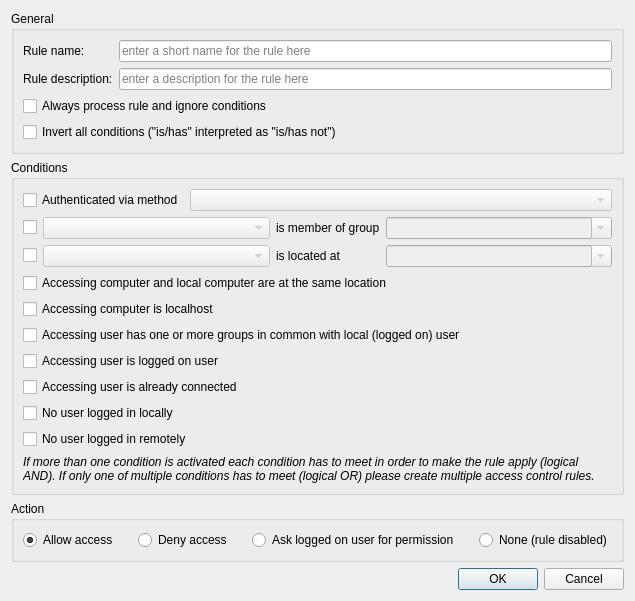
This is configurator/src/AccessControlRuleEditDialog.ui in veyon/veyon as Qt 5 draws it before an edit. The edited form follows.
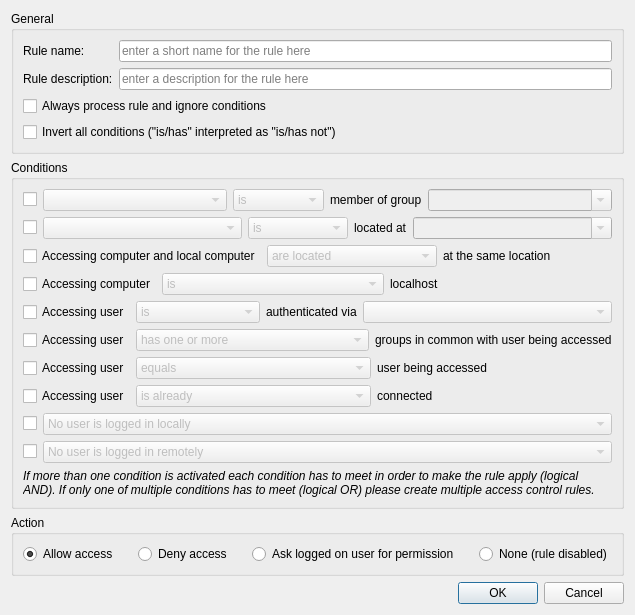
This is the edited form.

Commit message:
AccessControl: add support for inverting individual conditions
Also refactor parts of the AccessControlRuleEditDialog and improve the
AccessControlRule::Condition member names.

Patch:
```diff
--- a/configurator/src/AccessControlRuleEditDialog.ui
+++ b/configurator/src/AccessControlRuleEditDialog.ui
@@ -62,118 +62,401 @@
      <property name="title">
       <string>Conditions</string>
      </property>
-     <layout class="QGridLayout" name="gridLayout" columnstretch="0,1,0,1">
-      <item row="2" column="0">
-       <widget class="QCheckBox" name="isAtLocationCheckBox">
-        <property name="text">
-         <string/>
-        </property>
-       </widget>
+     <layout class="QVBoxLayout" name="verticalLayout_2">
+      <item>
+       <layout class="QHBoxLayout" name="horizontalLayout_10" stretch="0,2,1,0,2">
+        <item>
+         <widget class="QCheckBox" name="isMemberOfGroup">
+          <property name="text">
+           <string/>
+          </property>
+         </widget>
+        </item>
+        <item>
+         <widget class="QComboBox" name="isMemberOfGroupSubject">
+          <property name="enabled">
+           <bool>false</bool>
+          </property>
+          <property name="sizeAdjustPolicy">
+           <enum>QComboBox::AdjustToContents</enum>
+          </property>
+         </widget>
+        </item>
+        <item>
+         <widget class="QComboBox" name="invertIsMemberOfGroup">
+          <property name="enabled">
+           <bool>false</bool>
+          </property>
+          <item>
+           <property name="text">
+            <string>is</string>
+           </property>
+          </item>
+          <item>
+           <property name="text">
+            <string>is not</string>
+           </property>
+          </item>
+         </widget>
+        </item>
+        <item>
+         <widget class="QLabel" name="label_2">
+          <property name="text">
+           <string>member of group</string>
+          </property>
+         </widget>
+        </item>
+        <item>
+         <widget class="QComboBox" name="groups">
+          <property name="enabled">
+           <bool>false</bool>
+          </property>
+          <property name="editable">
+           <bool>true</bool>
+          </property>
+          <property name="sizeAdjustPolicy">
+           <enum>QComboBox::AdjustToContents</enum>
+          </property>
+         </widget>
+        </item>
+       </layout>
       </item>
-      <item row="4" column="0" colspan="4">
-       <widget class="QCheckBox" name="isLocalHostAccessCheckBox">
-        <property name="text">
-         <string>Accessing computer is localhost</string>
-        </property>
-       </widget>
+      <item>
+       <layout class="QHBoxLayout" name="horizontalLayout_11" stretch="0,2,1,0,2">
+        <item>
+         <widget class="QCheckBox" name="isAtLocation">
+          <property name="text">
+           <string/>
+          </property>
+         </widget>
+        </item>
+        <item>
+         <widget class="QComboBox" name="isAtLocationSubject">
+          <property name="enabled">
+           <bool>false</bool>
+          </property>
+          <property name="sizeAdjustPolicy">
+           <enum>QComboBox::AdjustToContents</enum>
+          </property>
+         </widget>
+        </item>
+        <item>
+         <widget class="QComboBox" name="invertIsAtLocation">
+          <property name="enabled">
+           <bool>false</bool>
+          </property>
+          <item>
+           <property name="text">
+            <string>is</string>
+           </property>
+          </item>
+          <item>
+           <property name="text">
+            <string>is not</string>
+           </property>
+          </item>
+         </widget>
+        </item>
+        <item>
+         <widget class="QLabel" name="label_6">
+          <property name="text">
+           <string>located at</string>
+          </property>
+         </widget>
+        </item>
+        <item>
+         <widget class="QComboBox" name="locations">
+          <property name="enabled">
+           <bool>false</bool>
+          </property>
+          <property name="editable">
+           <bool>true</bool>
+          </property>
+          <property name="sizeAdjustPolicy">
+           <enum>QComboBox::AdjustToContents</enum>
+          </property>
+         </widget>
+        </item>
+       </layout>
       </item>
-      <item row="7" column="0" colspan="4">
-       <widget class="QCheckBox" name="isSameUserAccessCheckBox">
-        <property name="text">
-         <string>Accessing user is already connected</string>
-        </property>
-       </widget>
+      <item>
+       <layout class="QHBoxLayout" name="horizontalLayout_3" stretch="0,1,1">
+        <item>
+         <widget class="QCheckBox" name="hasCommonLocations">
+          <property name="sizePolicy">
+           <sizepolicy hsizetype="Preferred" vsizetype="Fixed">
+            <horstretch>0</horstretch>
+            <verstretch>0</verstretch>
+           </sizepolicy>
+          </property>
+          <property name="text">
+           <string>Accessing computer and local computer</string>
+          </property>
+         </widget>
+        </item>
+        <item>
+         <widget class="QComboBox" name="invertHasCommonLocations">
+          <property name="enabled">
+           <bool>false</bool>
+          </property>
+          <item>
+           <property name="text">
+            <string>are located</string>
+           </property>
+          </item>
+          <item>
+           <property name="text">
+            <string>are not located</string>
+           </property>
+          </item>
+         </widget>
+        </item>
+        <item>
+         <widget class="QLabel" name="label_5">
+          <property name="text">
+           <string>at the same location</string>
+          </property>
+         </widget>
+        </item>
+       </layout>
       </item>
-      <item row="1" column="3">
-       <widget class="QComboBox" name="groupsComboBox">
-        <property name="enabled">
-         <bool>false</bool>
-        </property>
-        <property name="editable">
-         <bool>true</bool>
-        </property>
-        <property name="sizeAdjustPolicy">
-         <enum>QComboBox::AdjustToContents</enum>
-        </property>
-       </widget>
+      <item>
+       <layout class="QHBoxLayout" name="horizontalLayout_4" stretch="0,1,1">
+        <item>
+         <widget class="QCheckBox" name="isLocalHostAccess">
+          <property name="text">
+           <string>Accessing computer</string>
+          </property>
+         </widget>
+        </item>
+        <item>
+         <widget class="QComboBox" name="invertIsLocalHostAccess">
+          <property name="enabled">
+           <bool>false</bool>
+          </property>
+          <item>
+           <property name="text">
+            <string>is</string>
+           </property>
+          </item>
+          <item>
+           <property name="text">
+            <string>is not</string>
+           </property>
+          </item>
+         </widget>
+        </item>
+        <item>
+         <widget class="QLabel" name="label_7">
+          <property name="text">
+           <string>localhost</string>
+          </property>
+         </widget>
+        </item>
+       </layout>
       </item>
-      <item row="2" column="1">
-       <widget class="QComboBox" name="isAtLocationSubjectComboBox">
-        <property name="enabled">
-         <bool>false</bool>
-        </property>
-        <property name="sizeAdjustPolicy">
-         <enum>QComboBox::AdjustToContents</enum>
-        </property>
-       </widget>
+      <item>
+       <layout class="QHBoxLayout" name="horizontalLayout" stretch="0,1,0,2">
+        <item>
+         <widget class="QCheckBox" name="isAuthenticatedViaMethod">
+          <property name="text">
+           <string>Accessing user</string>
+          </property>
+         </widget>
+        </item>
+        <item>
+         <widget class="QComboBox" name="invertIsAuthenticatedViaMethod">
+          <property name="enabled">
+           <bool>false</bool>
+          </property>
+          <item>
+           <property name="text">
+            <string>is</string>
+           </property>
+          </item>
+          <item>
+           <property name="text">
+            <string>is not</string>
+           </property>
+          </item>
+         </widget>
+        </item>
+        <item>
+         <widget class="QLabel" name="label_11">
+          <property name="text">
+           <string>authenticated via</string>
+          </property>
+         </widget>
+        </item>
+        <item>
+         <widget class="QComboBox" name="authenticationMethods">
+          <property name="enabled">
+           <bool>false</bool>
+          </property>
+         </widget>
+        </item>
+       </layout>
       </item>
-      <item row="2" column="2">
-       <widget class="QLabel" name="label_6">
-        <property name="text">
-         <string>is located at</string>
-        </property>
-       </widget>
+      <item>
+       <layout class="QHBoxLayout" name="horizontalLayout_5" stretch="0,1,1">
+        <item>
+         <widget class="QCheckBox" name="hasCommonGroups">
+          <property name="text">
+           <string>Accessing user</string>
+          </property>
+         </widget>
+        </item>
+        <item>
+         <widget class="QComboBox" name="invertHasCommonGroups">
+          <property name="enabled">
+           <bool>false</bool>
+          </property>
+          <item>
+           <property name="text">
+            <string>has one or more</string>
+           </property>
+          </item>
+          <item>
+           <property name="text">
+            <string>has no</string>
+           </property>
+          </item>
+         </widget>
+        </item>
+        <item>
+         <widget class="QLabel" name="label_8">
+          <property name="text">
+           <string>groups in common with user being accessed</string>
+          </property>
+         </widget>
+        </item>
+       </layout>
       </item>
-      <item row="1" column="2">
-       <widget class="QLabel" name="label_2">
-        <property name="text">
-         <string>is member of group</string>
-        </property>
-       </widget>
+      <item>
+       <layout class="QHBoxLayout" name="horizontalLayout_6" stretch="0,1,1">
+        <item>
+         <widget class="QCheckBox" name="isSameUserAccess">
+          <property name="text">
+           <string>Accessing user</string>
+          </property>
+         </widget>
+        </item>
+        <item>
+         <widget class="QComboBox" name="invertIsSameUserAccess">
+          <property name="enabled">
+           <bool>false</bool>
+          </property>
+          <property name="sizePolicy">
+           <sizepolicy hsizetype="MinimumExpanding" vsizetype="Fixed">
+            <horstretch>0</horstretch>
+            <verstretch>0</verstretch>
+           </sizepolicy>
+          </property>
+          <item>
+           <property name="text">
+            <string>equals</string>
+           </property>
+          </item>
+          <item>
+           <property name="text">
+            <string>is different from</string>
+           </property>
+          </item>
+         </widget>
+        </item>
+        <item>
+         <widget class="QLabel" name="label_9">
+          <property name="text">
+           <string>user being accessed</string>
+          </property>
+         </widget>
+        </item>
+       </layout>
       </item>
-      <item row="6" column="0" colspan="4">
-       <widget class="QCheckBox" name="isLocalUserAccessCheckBox">
-        <property name="text">
-         <string>Accessing user is logged on user</string>
-        </property>
-       </widget>
-      </item>
-      <item row="0" column="0" colspan="4">
-       <layout class="QHBoxLayout" name="horizontalLayout" stretch="0,1">
+      <item>
+       <layout class="QHBoxLayout" name="horizontalLayout_7" stretch="0,1,1">
         <item>
-         <widget class="QCheckBox" name="isAuthenticatedViaMethodCheckBox">
+         <widget class="QCheckBox" name="isUserConnected">
           <property name="text">
-           <string>Authenticated via method</string>
+           <string>Accessing user</string>
           </property>
          </widget>
         </item>
         <item>
-         <widget class="QComboBox" name="authenticationMethodsComboBox">
+         <widget class="QComboBox" name="invertIsUserConnected">
           <property name="enabled">
            <bool>false</bool>
           </property>
+          <item>
+           <property name="text">
+            <string>is already</string>
+           </property>
+          </item>
+          <item>
+           <property name="text">
+            <string>is not</string>
+           </property>
+          </item>
          </widget>
         </item>
+        <item>
+         <widget class="QLabel" name="label_10">
+          <property name="text">
+           <string>connected</string>
+          </property>
+         </widget>
+        </item>
        </layout>
       </item>
-      <item row="2" column="3">
-       <widget class="QComboBox" name="locationsComboBox">
-        <property name="enabled">
-         <bool>false</bool>
-        </property>
-        <property name="editable">
-         <bool>true</bool>
-        </property>
-        <property name="sizeAdjustPolicy">
-         <enum>QComboBox::AdjustToContents</enum>
-        </property>
-       </widget>
+      <item>
+       <layout class="QHBoxLayout" name="horizontalLayout_8" stretch="0,1">
+        <item>
+         <widget class="QCheckBox" name="isNoUserLoggedInLocally"/>
+        </item>
+        <item>
+         <widget class="QComboBox" name="invertIsNoUserLoggedInLocally">
+          <property name="enabled">
+           <bool>false</bool>
+          </property>
+          <item>
+           <property name="text">
+            <string>No user is logged in locally</string>
+           </property>
+          </item>
+          <item>
+           <property name="text">
+            <string>One or multiple users are logged in locally</string>
+           </property>
+          </item>
+         </widget>
+        </item>
+       </layout>
       </item>
-      <item row="8" column="0" colspan="4">
-       <widget class="QCheckBox" name="noUserLoggedInLocallyCheckBox">
-        <property name="text">
-         <string>No user logged in locally</string>
-        </property>
-       </widget>
+      <item>
+       <layout class="QHBoxLayout" name="horizontalLayout_9" stretch="0,1">
+        <item>
+         <widget class="QCheckBox" name="isNoUserLoggedInRemotely"/>
+        </item>
+        <item>
+         <widget class="QComboBox" name="invertIsNoUserLoggedInRemotely">
+          <property name="enabled">
+           <bool>false</bool>
+          </property>
+          <item>
+           <property name="text">
+            <string>No user is logged in remotely</string>
+           </property>
+          </item>
+          <item>
+           <property name="text">
+            <string>One or multiple users are logged in remotely</string>
+           </property>
+          </item>
+         </widget>
+        </item>
+       </layout>
       </item>
-      <item row="5" column="0" colspan="4">
-       <widget class="QCheckBox" name="hasCommonGroupsCheckBox">
-        <property name="text">
-         <string>Accessing user has one or more groups in common with local (logged on) user</string>
-        </property>
-       </widget>
-      </item>
-      <item row="10" column="0" colspan="4">
+      <item>
        <widget class="QLabel" name="label">
         <property name="font">
          <font>
@@ -188,43 +471,6 @@
         </property>
        </widget>
       </item>
-      <item row="1" column="0">
-       <widget class="QCheckBox" name="isMemberOfGroupCheckBox">
-        <property name="text">
-         <string/>
-        </property>
-       </widget>
-      </item>
-      <item row="1" column="1">
-       <widget class="QComboBox" name="isMemberOfGroupSubjectComboBox">
-        <property name="enabled">
-         <bool>false</bool>
-        </property>
-        <property name="sizeAdjustPolicy">
-         <enum>QComboBox::AdjustToContents</enum>
-        </property>
-       </widget>
-      </item>
-      <item row="3" column="0" colspan="4">
-       <widget class="QCheckBox" name="hasCommonLocationsCheckBox">
-        <property name="sizePolicy">
-         <sizepolicy hsizetype="Preferred" vsizetype="Fixed">
-          <horstretch>0</horstretch>
-          <verstretch>0</verstretch>
-         </sizepolicy>
-        </property>
-        <property name="text">
-         <string>Accessing computer and local computer are at the same location</string>
-        </property>
-       </widget>
-      </item>
-      <item row="9" column="0" colspan="4">
-       <widget class="QCheckBox" name="noUserLoggedInRemotelyCheckBox">
-        <property name="text">
-         <string>No user logged in remotely</string>
-        </property>
-       </widget>
-      </item>
      </layout>
     </widget>
    </item>
```
Left out of the diff: 220 changed lines with no effect on the pictures. The commit also changes 4 other files.
